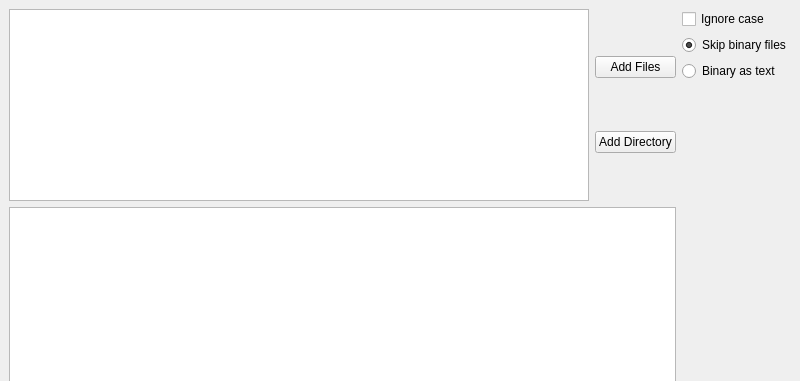
Above: src/gui/mainwindow.ui from AnatoliiShablov/grep before the change; both pictures show x 0 to 800 and y 0 to 381 of the 800 by 600 pixel window. Below: the same form after it.
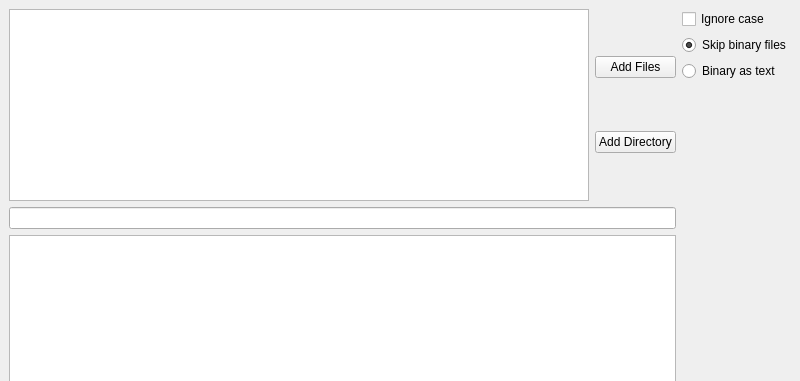
That is the form after the change.

Commit message: line for search added

Patch:
```diff
--- a/src/gui/mainwindow.ui
+++ b/src/gui/mainwindow.ui
@@ -55,6 +55,9 @@
         </item>
        </layout>
       </item>
+      <item>
+       <widget class="QLineEdit" name="string_to_find"/>
+      </item>
       <item>
        <widget class="QListWidget" name="result">
         <property name="sizePolicy">
```
The commit also changes 1 other file.
